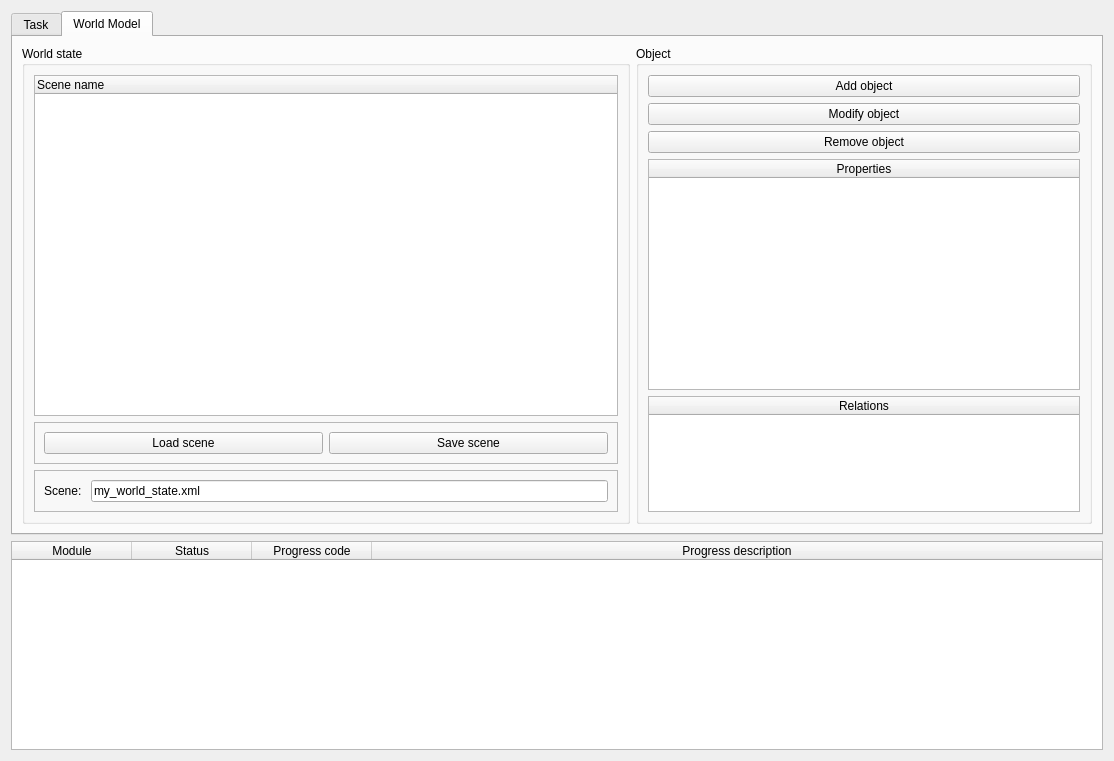
This is skiros2_gui/src/skiros2_gui/core/skiros_gui.ui in RobotLabLTH/skiros2 as Qt 5 draws it before an edit. The edited form follows.
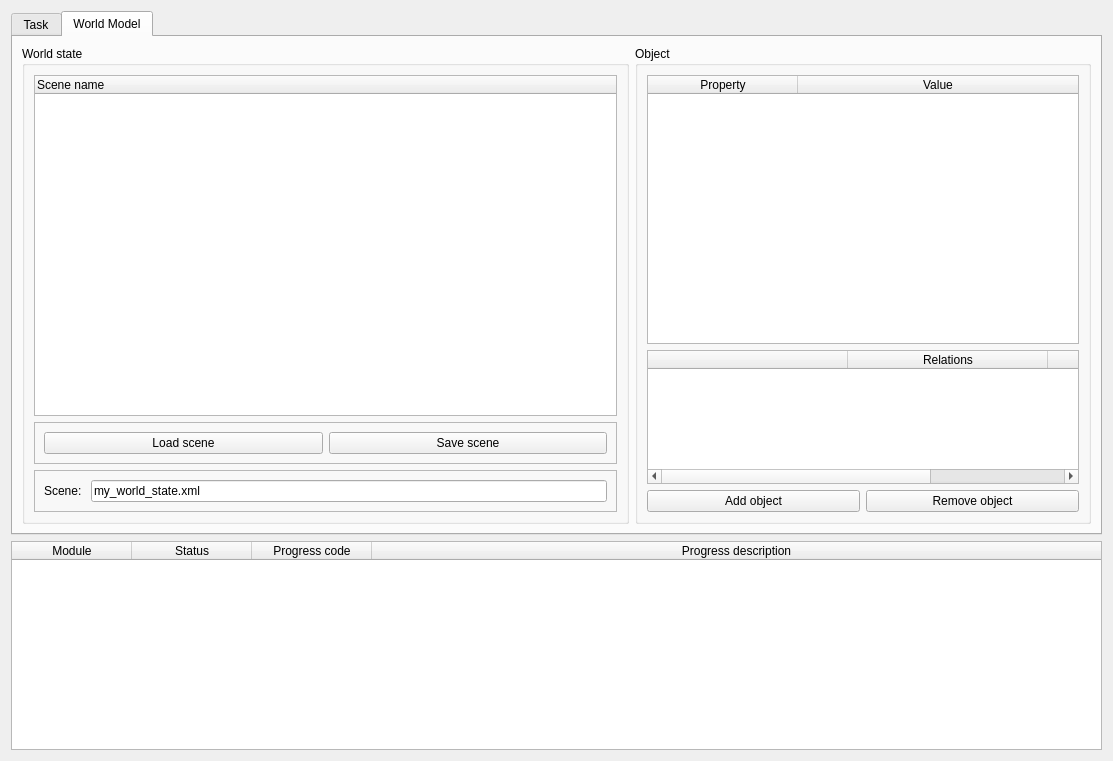
This is the edited form. The open tabs and pages were chosen to show the change.

What changed in the file:
```diff
--- a/skiros2_gui/src/skiros2_gui/core/skiros_gui.ui
+++ b/skiros2_gui/src/skiros2_gui/core/skiros_gui.ui
@@ -9,10 +9,16 @@
    <rect>
     <x>0</x>
     <y>0</y>
-    <width>1114</width>
+    <width>1113</width>
     <height>761</height>
    </rect>
   </property>
+  <property name="sizePolicy">
+   <sizepolicy hsizetype="Preferred" vsizetype="Preferred">
+    <horstretch>0</horstretch>
+    <verstretch>0</verstretch>
+   </sizepolicy>
+  </property>
   <property name="focusPolicy">
    <enum>Qt::NoFocus</enum>
   </property>
@@ -379,6 +385,27 @@
          <layout class="QVBoxLayout" name="verticalLayout_6">
           <item>
            <widget class="QTreeWidget" name="wm_tree_widget">
+            <property name="editTriggers">
+             <set>QAbstractItemView::AllEditTriggers</set>
+            </property>
+            <property name="dragEnabled">
+             <bool>false</bool>
+            </property>
+            <property name="dragDropMode">
+             <enum>QAbstractItemView::DragDrop</enum>
+            </property>
+            <property name="defaultDropAction">
+             <enum>Qt::TargetMoveAction</enum>
+            </property>
+            <property name="indentation">
+             <number>15</number>
+            </property>
+            <property name="rootIsDecorated">
+             <bool>false</bool>
+            </property>
+            <property name="uniformRowHeights">
+             <bool>true</bool>
+            </property>
             <property name="columnCount">
              <number>1</number>
             </property>
@@ -462,27 +489,6 @@
           <string>Object</string>
          </property>
          <layout class="QVBoxLayout" name="verticalLayout_7">
-          <item>
-           <widget class="QPushButton" name="add_object_button">
-            <property name="text">
-             <string>Add object</string>
-            </property>
-           </widget>
-          </item>
-          <item>
-           <widget class="QPushButton" name="modify_object_button">
-            <property name="text">
-             <string>Modify object</string>
-            </property>
-           </widget>
-          </item>
-          <item>
-           <widget class="QPushButton" name="remove_object_button">
-            <property name="text">
-             <string>Remove object</string>
-            </property>
-           </widget>
-          </item>
           <item>
            <widget class="QTableWidget" name="wm_properties_widget">
             <property name="sizePolicy">
@@ -491,15 +497,41 @@
               <verstretch>2</verstretch>
              </sizepolicy>
             </property>
+            <property name="editTriggers">
+             <set>QAbstractItemView::DoubleClicked|QAbstractItemView::EditKeyPressed|QAbstractItemView::SelectedClicked</set>
+            </property>
+            <property name="alternatingRowColors">
+             <bool>true</bool>
+            </property>
+            <property name="selectionMode">
+             <enum>QAbstractItemView::SingleSelection</enum>
+            </property>
+            <property name="selectionBehavior">
+             <enum>QAbstractItemView::SelectRows</enum>
+            </property>
+            <property name="columnCount">
+             <number>2</number>
+            </property>
+            <attribute name="horizontalHeaderDefaultSectionSize">
+             <number>150</number>
+            </attribute>
             <attribute name="horizontalHeaderStretchLastSection">
              <bool>true</bool>
             </attribute>
             <attribute name="verticalHeaderVisible">
              <bool>false</bool>
             </attribute>
+            <attribute name="verticalHeaderDefaultSectionSize">
+             <number>15</number>
+            </attribute>
             <column>
              <property name="text">
-              <string>Properties</string>
+              <string>Property</string>
+             </property>
+            </column>
+            <column>
+             <property name="text">
+              <string>Value</string>
              </property>
             </column>
            </widget>
@@ -512,16 +544,59 @@
               <verstretch>1</verstretch>
              </sizepolicy>
             </property>
+            <attribute name="horizontalHeaderDefaultSectionSize">
+             <number>200</number>
+            </attribute>
             <attribute name="horizontalHeaderStretchLastSection">
              <bool>true</bool>
             </attribute>
+            <attribute name="verticalHeaderVisible">
+             <bool>false</bool>
+            </attribute>
+            <attribute name="verticalHeaderDefaultSectionSize">
+             <number>15</number>
+            </attribute>
+            <column>
+             <property name="text">
+              <string/>
+             </property>
+            </column>
             <column>
              <property name="text">
               <string>Relations</string>
              </property>
+             <property name="textAlignment">
+              <set>AlignHCenter|AlignVCenter|AlignCenter</set>
+             </property>
+            </column>
+            <column>
+             <property name="text">
+              <string/>
+             </property>
             </column>
            </widget>
           </item>
+          <item>
+           <layout class="QHBoxLayout" name="horizontalLayout">
+            <property name="topMargin">
+             <number>0</number>
+            </property>
+            <item>
+             <widget class="QPushButton" name="add_object_button">
+              <property name="text">
+               <string>Add object</string>
+              </property>
+             </widget>
+            </item>
+            <item>
+             <widget class="QPushButton" name="remove_object_button">
+              <property name="text">
+               <string>Remove object</string>
+              </property>
+             </widget>
+            </item>
+           </layout>
+          </item>
          </layout>
         </widget>
        </item>
```
Left out of the diff: 2 changed lines with no effect on the pictures.
